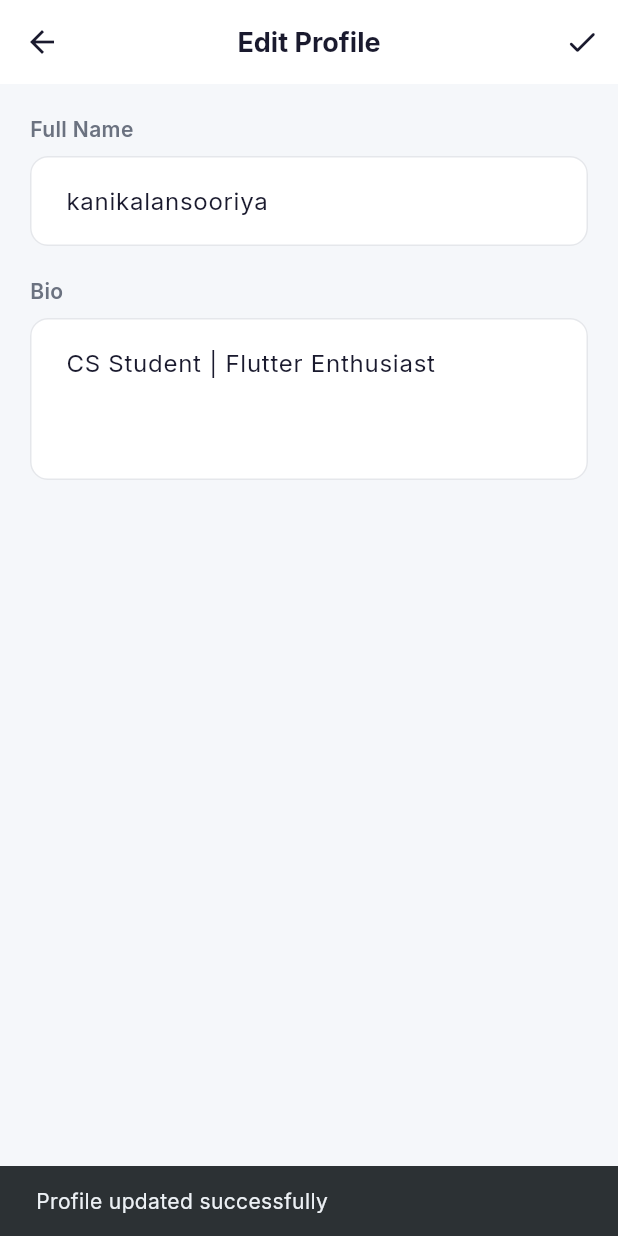
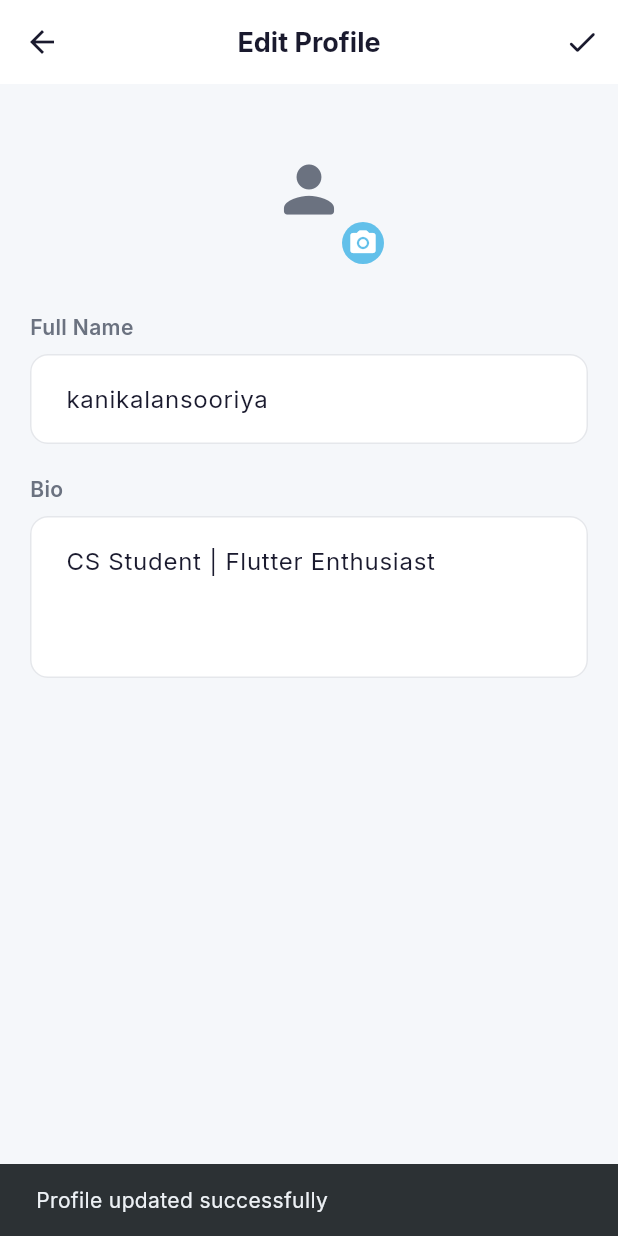
Before and after one commit to umayanganasheril/NextStep-Flutter, a Flutter app: the ProfileEditScreen screen opened directly, after a tap on the "check" icon, on a phone screen of 412 x 824 dp. Run offline on Flutter 3.47's test engine with Material 3 defaults, Android fonts, the phone set to English and light mode, and no system bars; our stand-ins replace cached_network_image, cloud_firestore, file_picker, firebase_auth, firebase_core, firebase_storage and 7 more; missing offline and left inert: syncfusion_flutter_pdf; accounts and stored records are empty.

Commit message:
feat(profile): implement avatar picker and upload logic with Firestore sync

```diff
--- a/lib/screens/profile/profile_edit_screen.dart
+++ b/lib/screens/profile/profile_edit_screen.dart
@@ -1,7 +1,13 @@
+import 'dart:io';
 import 'package:flutter/material.dart';
 import 'package:google_fonts/google_fonts.dart';
+import 'package:image_picker/image_picker.dart';
+import 'package:provider/provider.dart';
 import '../../core/theme/app_theme.dart';
 import '../../widgets/profile_input_field.dart';
+import '../../services/storage_service.dart';
+import '../../services/user_service.dart';
+import '../../providers/auth_provider.dart';
 
 class ProfileEditScreen extends StatefulWidget {
   const ProfileEditScreen({super.key});
@@ -15,6 +21,10 @@ class _ProfileEditScreenState extends State<ProfileEditScreen> {
   late TextEditingController _nameController;
   late TextEditingController _bioController;
   bool _isSaving = false;
+  File? _imageFile;
+  final _picker = ImagePicker();
+  final _storageService = StorageService();
+  final _userService = UserService();
 
   @override
   void initState() {
@@ -30,11 +40,32 @@ class _ProfileEditScreenState extends State<ProfileEditScreen> {
     super.dispose();
   }
 
+  Future<void> _pickImage() async {
+    final pickedFile = await _picker.pickImage(source: ImageSource.gallery);
+    if (pickedFile != null) {
+      setState(() => _imageFile = File(pickedFile.path));
+    }
+  }
+
   Future<void> _saveProfile() async {
     if (!_formKey.currentState!.validate()) return;
 
     setState(() => _isSaving = true);
-    await Future.delayed(const Duration(seconds: 1));
+
+    final user = context.read<AuthProvider>().user;
+    if (user != null) {
+      String? photoUrl;
+      if (_imageFile != null) {
+        photoUrl = await _storageService.uploadProfileImage(user.uid, _imageFile!);
+      }
+
+      await _userService.saveUserProfile(user.copyWith(
+        displayName: _nameController.text,
+        bio: _bioController.text,
+        photoURL: photoUrl ?? user.photoURL,
+      ));
+    }
+
     if (mounted) {
       setState(() => _isSaving = false);
       ScaffoldMessenger.of(context).showSnackBar(
@@ -69,8 +100,31 @@ class _ProfileEditScreenState extends State<ProfileEditScreen> {
           child: Form(
             key: _formKey,
             child: Column(
-              crossAxisAlignment: CrossAxisAlignment.start,
+              crossAxisAlignment: CrossAxisAlignment.center,
               children: [
+                GestureDetector(
+                  onTap: _pickImage,
+                  child: Stack(
+                    children: [
+                      CircleAvatar(
+                        radius: 50,
+                        backgroundColor: AppTheme.bgLight,
+                        backgroundImage: _imageFile != null ? FileImage(_imageFile!) : null,
+                        child: _imageFile == null ? const Icon(Icons.person_rounded, size: 50, color: AppTheme.textSecondary) : null,
+                      ),
+                      Positioned(
+                        bottom: 0,
+                        right: 0,
+                        child: Container(
+                          padding: const EdgeInsets.all(4),
+                          decoration: const BoxDecoration(color: AppTheme.primaryBlue, shape: BoxShape.circle),
+                          child: const Icon(Icons.camera_alt_rounded, size: 20, color: Colors.white),
+                        ),
+                      ),
+                    ],
+                  ),
+                ),
+                const SizedBox(height: 32),
                 ProfileInputField(
                   label: 'Full Name',
                   controller: _nameController,
```
